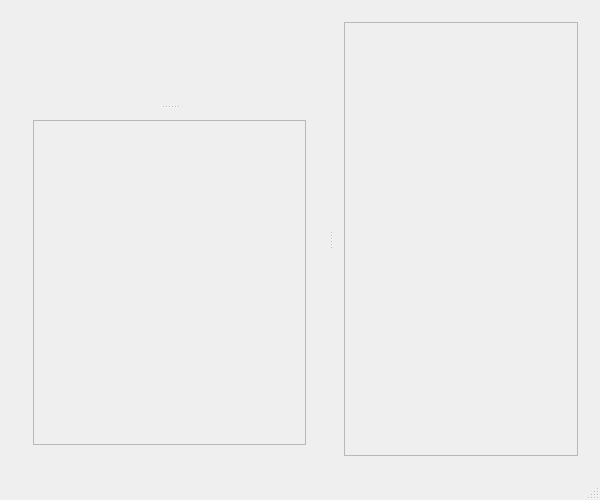
Qt form gui/ui/MainWindow.ui (wulf97/CVVEditor) before a commit.
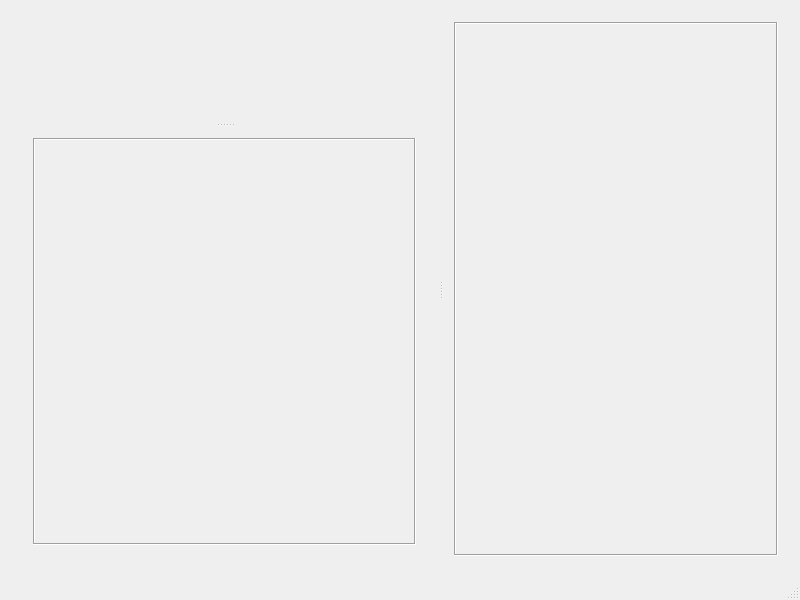
The same form after that commit.

What changed in the file:
```diff
--- a/gui/ui/MainWindow.ui
+++ b/gui/ui/MainWindow.ui
@@ -6,8 +6,8 @@
    <rect>
     <x>0</x>
     <y>0</y>
-    <width>600</width>
-    <height>500</height>
+    <width>800</width>
+    <height>600</height>
    </rect>
   </property>
   <property name="windowTitle">
@@ -71,6 +71,9 @@
                </property>
                <item>
                 <widget class="QScrollArea" name="scrollArea">
+                 <property name="frameShape">
+                  <enum>QFrame::Box</enum>
+                 </property>
                  <property name="widgetResizable">
                   <bool>true</bool>
                  </property>
@@ -79,8 +82,8 @@
                    <rect>
                     <x>0</x>
                     <y>0</y>
-                    <width>283</width>
-                    <height>212</height>
+                    <width>386</width>
+                    <height>512</height>
                    </rect>
                   </property>
                   <layout class="QVBoxLayout" name="verticalLayout">
@@ -121,8 +124,14 @@
       </widget>
       <widget class="QWidget" name="verticalLayoutWidget_2">
        <layout class="QVBoxLayout" name="rightAria">
+        <property name="spacing">
+         <number>0</number>
+        </property>
         <item>
          <widget class="QScrollArea" name="scrollArea_2">
+          <property name="frameShape">
+           <enum>QFrame::Box</enum>
+          </property>
           <property name="widgetResizable">
            <bool>true</bool>
           </property>
@@ -131,8 +140,8 @@
             <rect>
              <x>0</x>
              <y>0</y>
-             <width>284</width>
-             <height>434</height>
+             <width>377</width>
+             <height>532</height>
             </rect>
            </property>
            <layout class="QVBoxLayout" name="verticalLayout_2">
@@ -140,7 +149,7 @@
              <number>0</number>
             </property>
             <property name="leftMargin">
-             <number>5</number>
+             <number>0</number>
             </property>
             <property name="topMargin">
              <number>0</number>
```
Left out of the diff: 8 changed lines with no effect on the pictures.
